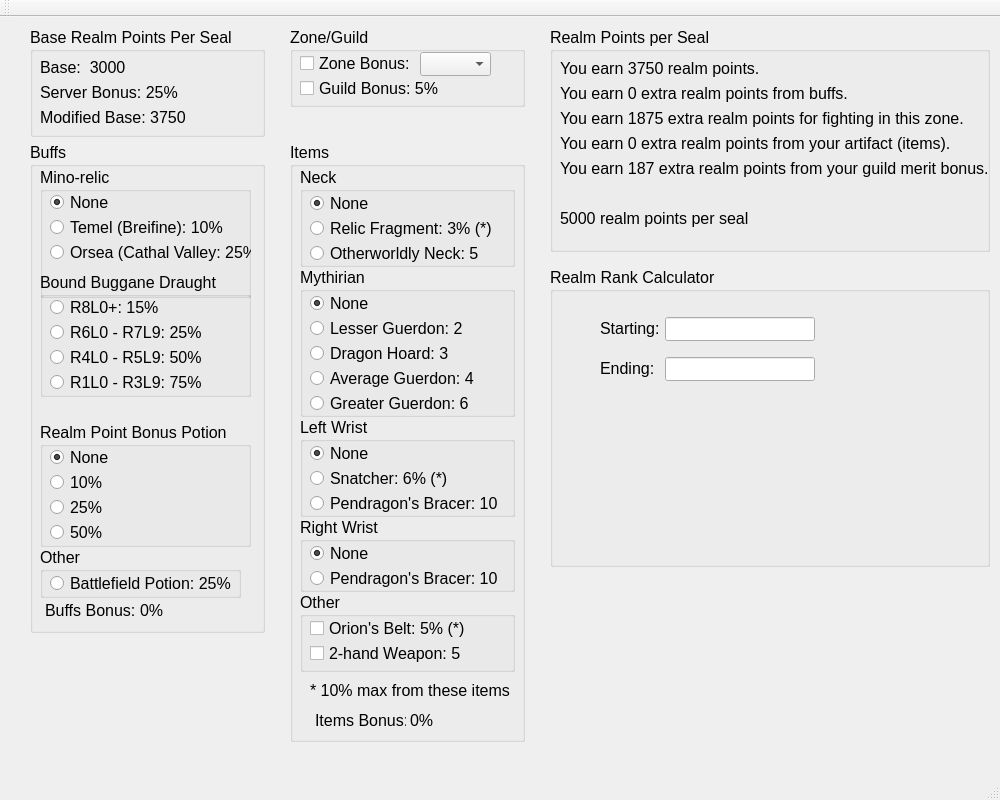
towbes/GaherisRPCalc, file mainwindow.ui: the form before one commit.
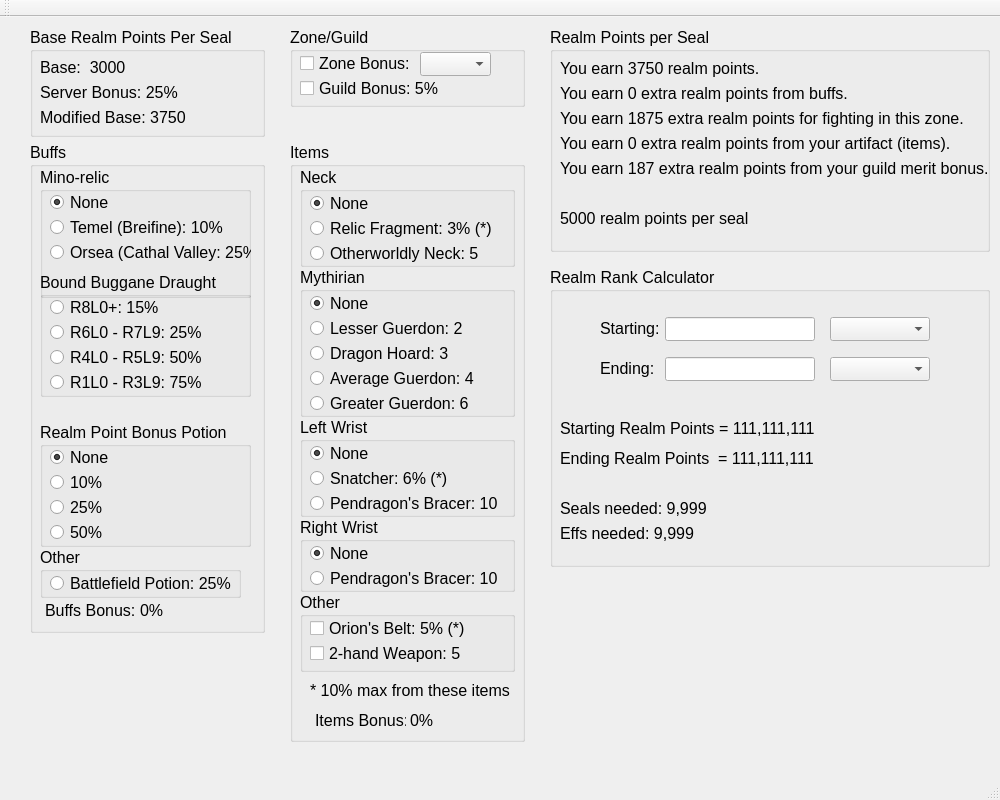
The form after the commit.

Commit message: completed math, consolidated labels

Patch:
```diff
--- a/mainwindow.ui
+++ b/mainwindow.ui
@@ -983,6 +983,78 @@
       <string>Ending:</string>
      </property>
     </widget>
+    <widget class="QComboBox" name="comboStart">
+     <property name="geometry">
+      <rect>
+       <x>280</x>
+       <y>50</y>
+       <width>100</width>
+       <height>24</height>
+      </rect>
+     </property>
+    </widget>
+    <widget class="QComboBox" name="comboEnd">
+     <property name="geometry">
+      <rect>
+       <x>280</x>
+       <y>90</y>
+       <width>100</width>
+       <height>24</height>
+      </rect>
+     </property>
+    </widget>
+    <widget class="QLabel" name="labelStartingPoints">
+     <property name="geometry">
+      <rect>
+       <x>10</x>
+       <y>150</y>
+       <width>351</width>
+       <height>22</height>
+      </rect>
+     </property>
+     <property name="text">
+      <string>Starting Realm Points = 111,111,111</string>
+     </property>
+    </widget>
+    <widget class="QLabel" name="labelEndingPoints">
+     <property name="geometry">
+      <rect>
+       <x>10</x>
+       <y>180</y>
+       <width>351</width>
+       <height>22</height>
+      </rect>
+     </property>
+     <property name="text">
+      <string>Ending Realm Points  = 111,111,111</string>
+     </property>
+    </widget>
+    <widget class="QLabel" name="labelSealsNeeded">
+     <property name="geometry">
+      <rect>
+       <x>10</x>
+       <y>230</y>
+       <width>201</width>
+       <height>22</height>
+      </rect>
+     </property>
+     <property name="text">
+      <string>Seals needed: 9,999</string>
+     </property>
+    </widget>
+    <widget class="QLabel" name="labelEffsNeeded">
+     <property name="geometry">
+      <rect>
+       <x>10</x>
+       <y>255</y>
+       <width>201</width>
+       <height>22</height>
+      </rect>
+     </property>
+     <property name="text">
+      <string>Effs needed: 9,999</string>
+     </property>
+    </widget>
    </widget>
   </widget>
   <widget class="QMenuBar" name="menuBar">
```
Left out of the diff: 16 changed lines with no effect on the pictures. The commit also changes 4 other files.
